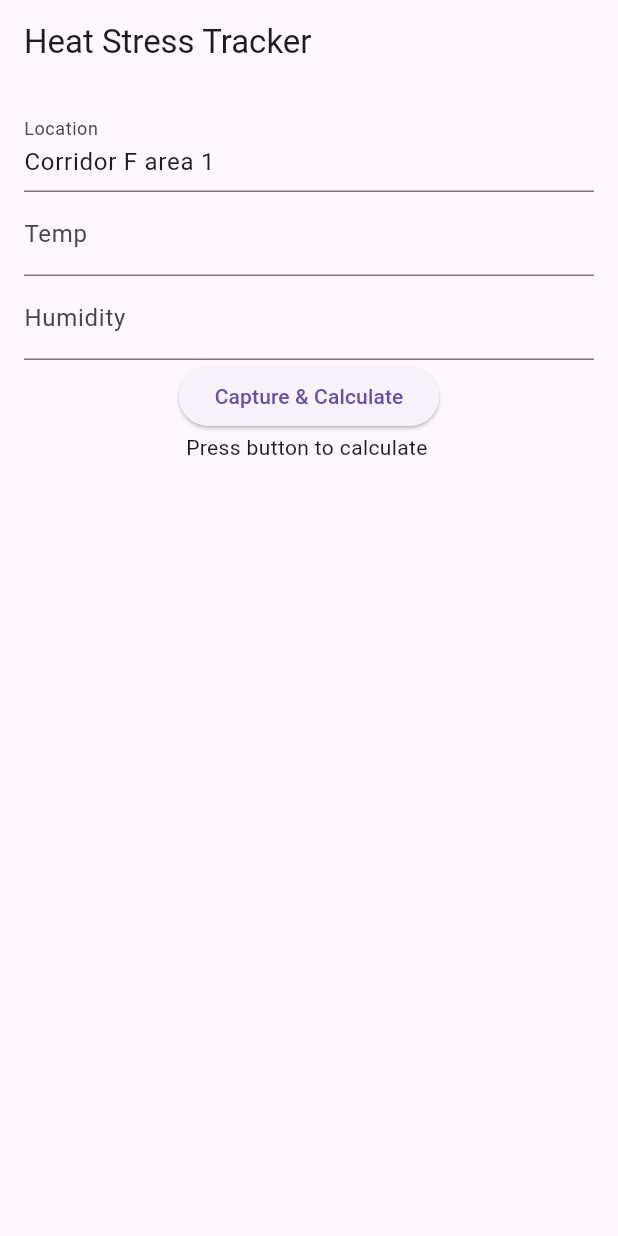
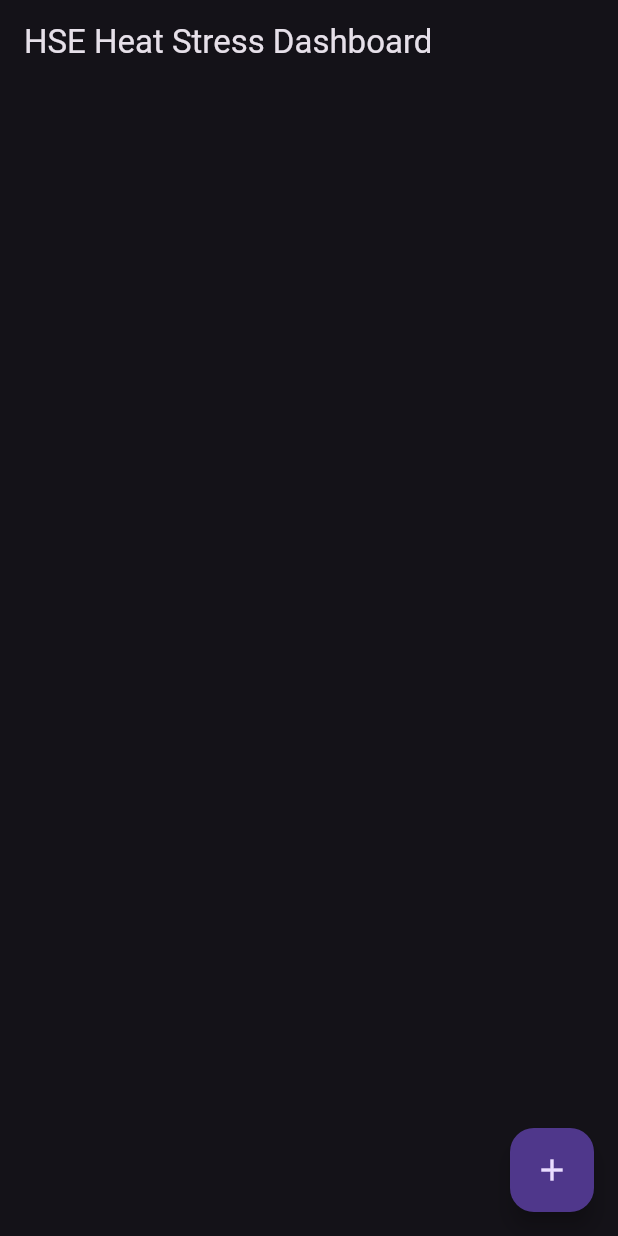
Before and after one commit to kingclaude123654-ux/Heatsress-tracker, a Flutter app: the screen it shows after launch, on a phone screen of 412 x 824 dp. Run offline on Flutter 3.47's test engine with Material 3 defaults, Android fonts, the phone set to English and light mode, and no system bars; our stand-ins replace image_picker.

Commit message:
Update main.dart

```diff
--- a/lib/main.dart
+++ b/lib/main.dart
@@ -1,49 +1,67 @@
+import 'dart:io';
 import 'package:flutter/material.dart';
 import 'package:image_picker/image_picker.dart';
 import 'package:intl/intl.dart';
 
-void main() => runApp(MaterialApp(home: HeatStressTracker()));
+void main() => runApp(MaterialApp(home: Dashboard(), theme: ThemeData.dark()));
 
-class HeatStressTracker extends StatefulWidget {
+class Dashboard extends StatefulWidget {
   @override
-  _HeatStressTrackerState createState() => _HeatStressTrackerState();
+  _DashboardState createState() => _DashboardState();
 }
 
-class _HeatStressTrackerState extends State<HeatStressTracker> {
-  final TextEditingController _locController = TextEditingController(text: "Corridor F area 1");
-  final TextEditingController _tempController = TextEditingController();
-  final TextEditingController _humController = TextEditingController();
-  String _result = "Press button to calculate";
-  final ImagePicker _picker = ImagePicker();
+class _DashboardState extends State<Dashboard> {
+  List<String> logs = [];
 
-  void _calculate() {
-    double temp = double.tryParse(_tempController.text) ?? 0;
-    double hum = double.tryParse(_humController.text) ?? 0;
-    double heatIndex = temp + (0.55 * (1 - (hum / 100)) * (temp - 14.5));
-
-    String flag, risk, workRest, water;
-    if (heatIndex >= 54) { flag = "Red 🔴"; risk = "Stop work"; workRest = "Stop work"; water = "Stop work"; }
-    else if (heatIndex >= 50) { flag = "Red 🔴"; risk = "Extreme Danger"; workRest = "20:10"; water = "1 cup every 10 min"; }
-    else if (heatIndex >= 39) { flag = "Orange 🟠"; risk = "Danger"; workRest = "30:10"; water = "1 cup every 15 min"; }
-    else if (heatIndex >= 32) { flag = "Yellow 🟡"; risk = "Extreme Caution"; workRest = "40:10"; water = "1 cup every 20 min"; }
-    else { flag = "Green 🟢"; risk = "Caution"; workRest = "50:10"; water = "1 cup every 20 min"; }
-
-    setState(() {
-      _result = "Company : MEDGULF\nLocation : ${_locController.text}\nTime : ${DateFormat('h:mm a').format(DateTime.now())}\nDate : ${DateFormat('dd/MM/yyyy').format(DateTime.now())}\nTemp : ${temp.toStringAsFixed(1)}°C\nHumidity : ${hum.toStringAsFixed(0)}%\nHeat Index : ${heatIndex.toStringAsFixed(1)}°C\nFlag Colour : $flag\nRisk : $risk\nWork/Rest : $workRest\nWater Consumption : $water";
-    });
+  void _addNewReport() async {
+    final result = await Navigator.push(context, MaterialPageRoute(builder: (context) => EntryPage()));
+    if (result != null) setState(() => logs.insert(0, result));
   }
 
   @override
   Widget build(BuildContext context) {
     return Scaffold(
-      appBar: AppBar(title: Text("Heat Stress Tracker")),
-      body: Padding(padding: EdgeInsets.all(16), child: Column(children: [
-        TextField(controller: _locController, decoration: InputDecoration(labelText: "Location")),
-        TextField(controller: _tempController, decoration: InputDecoration(labelText: "Temp"), keyboardType: TextInputType.number),
-        TextField(controller: _humController, decoration: InputDecoration(labelText: "Humidity"), keyboardType: TextInputType.number),
-        ElevatedButton(onPressed: () async { await _picker.pickImage(source: ImageSource.camera); _calculate(); }, child: Text("Capture & Calculate")),
-        SelectableText(_result)
-      ])),
+      appBar: AppBar(title: Text("HSE Heat Stress Dashboard")),
+      body: ListView.builder(itemCount: logs.length, itemBuilder: (c, i) => Card(child: ListTile(title: Text(logs[i].split('\n')[1]), subtitle: Text(logs[i])))),
+      floatingActionButton: FloatingActionButton(onPressed: _addNewReport, child: Icon(Icons.add)),
     );
   }
 }
+
+class EntryPage extends StatefulWidget {
+  @override
+  _EntryPageState createState() => _EntryPageState();
+}
+
+class _EntryPageState extends State<EntryPage> {
+  File? _image;
+  final _loc = TextEditingController(text: "Corridor F area 1");
+  final _temp = TextEditingController();
+  final _hum = TextEditingController();
+
+  void _calculate() {
+    double t = double.tryParse(_temp.text) ?? 0;
+    double h = double.tryParse(_hum.text) ?? 0;
+    double hi = t + (0.55 * (1 - (h / 100)) * (t - 14.5));
+    String f, r, wr, w;
+    if (hi >= 54) { f="Red 🔴"; r="Stop work"; wr="Stop work"; w="Stop work"; }
+    else if (hi >= 50) { f="Red 🔴"; r="Extreme Danger"; wr="20:10"; w="1 cup/10 min"; }
+    else if (hi >= 39) { f="Orange 🟠"; r="Danger"; wr="30:10"; w="1 cup/15 min"; }
+    else if (hi >= 32) { f="Yellow 🟡"; r="Extreme Caution"; wr="40:10"; w="1 cup/20 min"; }
+    else { f="Green 🟢"; r="Caution"; wr="50:10"; w="1 cup/20 min"; }
+
+    String report = "Company : MEDGULF\nLocation : ${_loc.text}\nTime : ${DateFormat('h:mm a').format(DateTime.now())}\nDate : ${DateFormat('dd/MM/yyyy').format(DateTime.now())}\nTemp : ${t.toStringAsFixed(1)}°C\nHumidity : ${h.toStringAsFixed(0)}%\nHeat Index : ${hi.toStringAsFixed(1)}°C\nFlag Colour : $f\nRisk : $r\nWork/Rest : $wr\nWater Consumption : $w";
+    Navigator.pop(context, report);
+  }
+
+  @override
+  Widget build(BuildContext context) {
+    return Scaffold(appBar: AppBar(title: Text("New Report")), body: Padding(padding: EdgeInsets.all(16), child: ListView(children: [
+      GestureDetector(onTap: () async { final p = await ImagePicker().pickImage(source: ImageSource.camera); if(p!=null) setState(()=>_image=File(p.path)); }, child: Container(height: 150, color: Colors.grey[800], child: _image == null ? Icon(Icons.camera_alt, size: 50) : Image.file(_image!, fit: BoxFit.cover))),
+      TextField(controller: _loc, decoration: InputDecoration(labelText: "Location")),
+      TextField(controller: _temp, decoration: InputDecoration(labelText: "Temp (°C)"), keyboardType: TextInputType.number),
+      TextField(controller: _hum, decoration: InputDecoration(labelText: "Humidity (%)"), keyboardType: TextInputType.number),
+      ElevatedButton(onPressed: _calculate, child: Text("Save & Generate Report"))
+    ])));
+  }
+}
```
